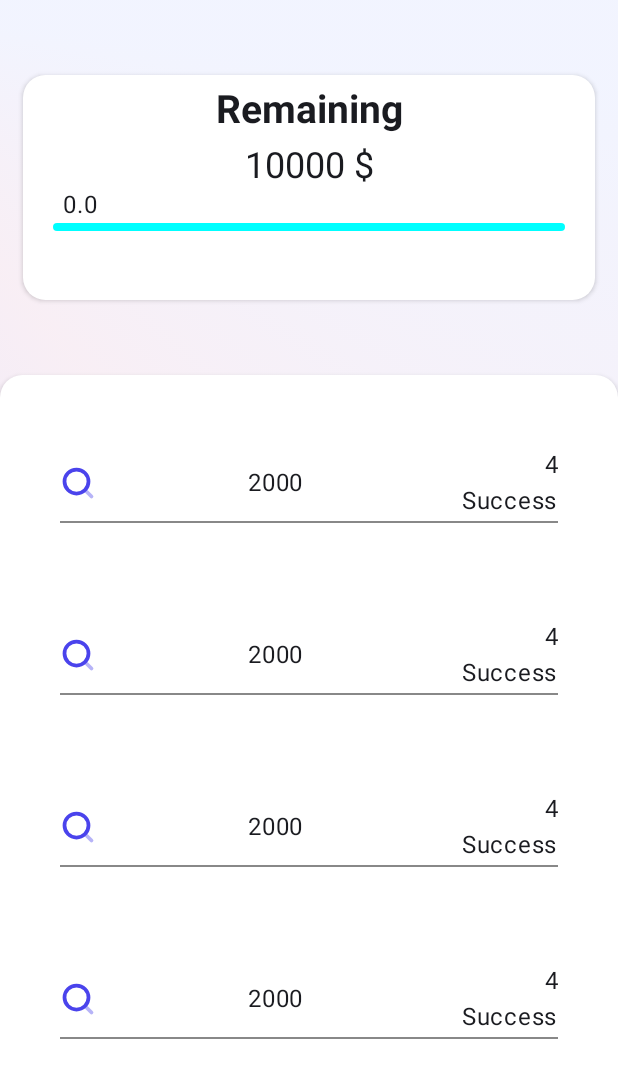
After one commit to ZaidSlimane/realEstateApplication, an Android app built with Jetpack Compose: the composable PaymentTransactionScreen shown on its own in the app's theme, on a phone screen of 412 x 824 dp. The commit adds this screen. Shown: the top 1078 px of the screen. Run offline under Robolectric (Android 15) with nearby library versions, the phone set to English and light mode, and no system bars.

Commit message:
TransactionPaymentScreen added

```diff
--- a/app/src/main/java/com/example/realestateapplication/MainActivity.kt
+++ b/app/src/main/java/com/example/realestateapplication/MainActivity.kt
@@ -3,7 +3,10 @@ package com.example.realestateapplication
 import android.os.Bundle
 import androidx.activity.ComponentActivity
 import androidx.activity.compose.setContent
+import com.example.realestateapplication.Presentation.Components.CustomProgressBar
+import com.example.realestateapplication.Presentation.PaymentTransactionScreen
 import com.example.realestateapplication.Presentation.PropertyDetailsScreen
+import com.example.realestateapplication.Presentation.Visualizer3DScreen
 import com.example.realestateapplication.Presentation.homeScreen
 import com.example.realestateapplication.ui.theme.RealEstateApplicationTheme
 
@@ -13,9 +16,12 @@ class MainActivity : ComponentActivity() {
     override fun onCreate(savedInstanceState: Bundle?) {
         super.onCreate(savedInstanceState)
         setContent {
-            PropertyDetailsScreen()
+
+          //  PropertyDetailsScreen()
             RealEstateApplicationTheme {
-                PropertyDetailsScreen()
+               PaymentTransactionScreen()
+              //  Visualizer3DScreen()
+               // PropertyDetailsScreen()
                // homeScreen(userName = "Zaid Slimane", onClick)
                 }
             }
--- /dev/null
+++ b/app/src/main/java/com/example/realestateapplication/Model/Transaction.kt
@@ -0,0 +1,10 @@
+package com.example.realestateapplication.Model
+
+import androidx.annotation.DrawableRes
+
+data class Transaction(
+    @DrawableRes val icon : Int,
+     val date : String,
+    val price : String,
+    val state  : String
+)
--- /dev/null
+++ b/app/src/main/java/com/example/realestateapplication/Presentation/3dVisualizer.kt
@@ -0,0 +1,33 @@
+package com.example.realestateapplication.Presentation
+
+import android.icu.text.Transliterator
+import androidx.compose.foundation.layout.fillMaxSize
+import androidx.compose.runtime.Composable
+import androidx.compose.ui.Modifier
+import io.github.sceneview.Scene
+import io.github.sceneview.math.Position
+import io.github.sceneview.node.ModelNode
+import io.github.sceneview.rememberEngine
+import io.github.sceneview.rememberEnvironmentLoader
+import io.github.sceneview.rememberModelLoader
+import io.github.sceneview.rememberNodes
+
+
+@Composable
+fun Visualizer3DScreen(){
+
+    val engine = rememberEngine()
+    val modelLoader = rememberModelLoader(engine)
+    val environmentLoader = rememberEnvironmentLoader(engine)
+    Scene(
+        modifier = Modifier.fillMaxSize(),
+        engine = engine,
+        modelLoader = modelLoader,
+        childNodes = rememberNodes {
+            add(ModelNode(modelLoader.createModelInstance("")).apply {
+                // Move the node 4 units in Camera front direction
+                position = Position(z = -3.0f, x = 0.0f, y = -1.0f)
+            })
+        }
+    )
+}
--- a/app/src/main/java/com/example/realestateapplication/Presentation/BottomNavigationBar.kt
+++ /dev/null
@@ -1,19 +0,0 @@
-package com.example.realestateapplication.Presentation
-
-import android.graphics.drawable.Icon
-import androidx.compose.material3.Icon
-import androidx.compose.material3.IconButton
-import androidx.compose.runtime.Composable
-import androidx.compose.ui.res.painterResource
-import androidx.compose.ui.tooling.preview.Preview
-import kotlinx.coroutines.selects.select
-
-
-
-@Composable
-fun navItem(item:Screen, isSelected: Boolean, onClick: () -> Unit){
-val iconId = item.selectedIcon
-    val iconAlpha = if(isSelected) 1f else 0.5f
-    IconButton(onClick = { onClick }) {
-    }
-}
--- /dev/null
+++ b/app/src/main/java/com/example/realestateapplication/Presentation/Components/BottomNavigationBar.kt
@@ -0,0 +1,14 @@
+package com.example.realestateapplication.Presentation.Components
+
+import androidx.compose.material3.IconButton
+import androidx.compose.runtime.Composable
+import com.example.realestateapplication.Presentation.Screen
+
+
+@Composable
+fun navItem(item: Screen, isSelected: Boolean, onClick: () -> Unit){
+val iconId = item.selectedIcon
+    val iconAlpha = if(isSelected) 1f else 0.5f
+    IconButton(onClick = { onClick }) {
+    }
+}
--- /dev/null
+++ b/app/src/main/java/com/example/realestateapplication/Presentation/Components/ProgressBar.kt
@@ -0,0 +1,104 @@
+package com.example.realestateapplication.Presentation.Components
+
+import androidx.compose.material3.Text
+import androidx.compose.ui.graphics.Color
+
+
+
+import android.widget.Toast
+import androidx.compose.animation.animateContentSize
+import androidx.compose.animation.core.LinearOutSlowInEasing
+import androidx.compose.animation.core.animateFloatAsState
+import androidx.compose.animation.core.tween
+import androidx.compose.foundation.background
+import androidx.compose.foundation.layout.*
+import androidx.compose.foundation.shape.RoundedCornerShape
+import androidx.compose.material3.Button
+import androidx.compose.material3.OutlinedButton
+import androidx.compose.runtime.*
+import androidx.compose.ui.Modifier
+import androidx.compose.ui.draw.clip
+import androidx.compose.ui.platform.LocalContext
+import androidx.compose.ui.unit.dp
+
+
+@Composable
+fun CustomProgressBar() {
+
+    val context = LocalContext.current
+    var totalAmount: Int by remember { mutableStateOf(0) }
+    var progress by remember { mutableStateOf(0f) }
+
+    /* to avoid the direct calculation of progress variable which is a Float
+     and it can sometimes cause problems like it shows 0.4 to 0.400004 so, here I have use
+     totalAmount and we will increase and decrease it and then convert it to progress(Float)
+     and then use that progress with our ProgressBar Width*/
+    when (totalAmount) {
+        0 -> progress = 0.0f
+        1 -> progress = 0.1f
+        2 -> progress = 0.2f
+        3 -> progress = 0.3f
+        4 -> progress = 0.4f
+        5 -> progress = 0.5f
+        6 -> progress = 0.6f
+        7 -> progress = 0.7f
+        8 -> progress = 0.8f
+        9 -> progress = 0.9f
+        10 -> progress = 1.0f
+    }
+
+    val size by animateFloatAsState(
+        targetValue = progress,
+        tween(
+            durationMillis = 100,
+            delayMillis = 100,
+            easing = LinearOutSlowInEasing
+        )
+    )
+
+    Column(
+        modifier = Modifier
+            .fillMaxSize()
+            .padding(horizontal = 20.dp)
+    ) {
+        // for the text above the progressBar
+        Row(
+            modifier = Modifier
+                .widthIn(min = 30.dp)
+                .fillMaxWidth(size),
+            horizontalArrangement = Arrangement.End
+        ) {
+            Text(text = "$progress")
+        }
+        // Progress Bar
+        Box(
+            modifier = Modifier
+                .fillMaxWidth()
+                .height(5.dp)
+        ) {
+            // for the background of the ProgressBar
+            Box(
+                modifier = Modifier
+                    .fillMaxSize()
+                    .clip(RoundedCornerShape(10.dp))
+                    .background(Color.Cyan)
+            )
+            // for the progress of the ProgressBar
+            Box(
+                modifier = Modifier
+                    .fillMaxWidth(size)
+                    .fillMaxHeight()
+                    .clip(RoundedCornerShape(9.dp))
+                    .background(Color.Blue)
+                    .animateContentSize()
+            )
+        }
+
+    }
+
+//    Use this when you want your progress bar should animate when you open your app
+//    LaunchedEffect(key1 = true) {
+//        totalAmount = 7
+//    }
+
+}
--- /dev/null
+++ b/app/src/main/java/com/example/realestateapplication/Presentation/PaymentTransactionScreen.kt
@@ -0,0 +1,172 @@
+package com.example.realestateapplication.Presentation
+
+import androidx.compose.foundation.Image
+import androidx.compose.foundation.background
+import androidx.compose.foundation.layout.Arrangement
+import androidx.compose.foundation.layout.Column
+import androidx.compose.foundation.layout.PaddingValues
+import androidx.compose.foundation.layout.Row
+import androidx.compose.foundation.layout.fillMaxHeight
+import androidx.compose.foundation.layout.fillMaxSize
+import androidx.compose.foundation.layout.fillMaxWidth
+import androidx.compose.foundation.layout.height
+import androidx.compose.foundation.layout.offset
+import androidx.compose.foundation.layout.padding
+import androidx.compose.foundation.lazy.LazyColumn
+import androidx.compose.foundation.shape.RoundedCornerShape
+import androidx.compose.material3.Card
+import androidx.compose.material3.CardDefaults
+import androidx.compose.material3.Divider
+import androidx.compose.material3.Text
+import androidx.compose.runtime.Composable
+import androidx.compose.ui.Alignment
+import androidx.compose.ui.Modifier
+import androidx.compose.ui.graphics.Color
+import androidx.compose.ui.res.painterResource
+import androidx.compose.ui.text.TextStyle
+import androidx.compose.ui.text.font.FontWeight
+import androidx.compose.ui.text.style.TextAlign
+import androidx.compose.ui.unit.dp
+import androidx.compose.ui.unit.sp
+import com.example.realestateapplication.Model.Proprety
+import com.example.realestateapplication.Model.Transaction
+import com.example.realestateapplication.Presentation.Components.CustomProgressBar
+import com.example.realestateapplication.R
+
+val transaction1 = Transaction(R.drawable.search, "2000", "4", "1")
+val transaction2 = Transaction(R.drawable.search, "2000", "4", "1")
+val transaction3 = Transaction(R.drawable.search, "2000", "4", "1")
+val transaction4 = Transaction(R.drawable.search, "2000", "4", "1")
+
+val transactionDataSample: ArrayList<Transaction> = arrayListOf(transaction1, transaction2, transaction3, transaction4)
+@Composable
+fun PaymentTransactionScreen(){
+
+    Column(horizontalAlignment = Alignment.CenterHorizontally,
+        modifier = Modifier
+            .fillMaxSize()
+            .background(SweepGradientExample())
+           ) {
+
+        Card(modifier = Modifier
+            .padding(horizontal = 15.dp)
+            .padding(top = 50.dp)
+            .fillMaxWidth()
+            .height(150.dp),
+            colors = CardDefaults.cardColors(
+                containerColor = Color.White),
+            shape = RoundedCornerShape(15.dp),
+            elevation = CardDefaults.cardElevation(
+                defaultElevation = 2.dp,
+            )
+        ){
+
+            Column(horizontalAlignment = Alignment.CenterHorizontally,
+                modifier = Modifier
+                    .fillMaxSize()
+                ) {
+
+                Text("Remaining",
+                    style = TextStyle(
+                        fontSize = 26.sp,
+                        fontWeight = FontWeight.Bold,
+                    ),
+                    modifier = Modifier
+                        .padding(top = 8.dp)
+                )
+
+                Text("10000 $",
+                    style = TextStyle(
+                        fontSize = 24.sp,
+                    ),
+                    modifier = Modifier
+                        .padding(top = 8.dp)
+                )
+                CustomProgressBar()
+            }
+
+        }
+
+        Card(modifier = Modifier
+            .align(Alignment.Start)
+            .padding(top = 50.dp)
+            .fillMaxHeight(1.0f)
+            .fillMaxWidth()
+            .height(150.dp),
+            colors = CardDefaults.cardColors(
+                containerColor = Color.White),
+            shape = RoundedCornerShape(topStart = 15.dp,
+                topEnd = 15.dp),
+            elevation = CardDefaults.cardElevation(
+                defaultElevation = 2.dp,
+            )
+        ){
+            TrasactionsList(transactionDataSample)
+        }
+    }
+
+
+
+
+}
+
+
+@Composable
+private fun TrasactionsList(transaction : ArrayList<Transaction>){
+        LazyColumn(
+            modifier = Modifier
+                .fillMaxWidth()
+                .padding(16.dp),
+            contentPadding = PaddingValues(horizontal = 8.dp)
+        ) {
+            items(transaction.size) { index ->
+                TransactionItem(transaction[index])
+            }
+        }
+    }
+
+
+@Composable
+private fun TransactionItem(transaction: Transaction) {
+
+    Column (
+        Modifier
+            .fillMaxWidth()
+            .padding(
+                horizontal = 16.dp,
+                vertical = 32.dp
+            ),
+        ){
+
+        Row(
+            modifier = Modifier
+                .fillMaxWidth()
+            ,
+            horizontalArrangement = Arrangement.SpaceBetween,
+            verticalAlignment = Alignment.CenterVertically
+        ) {
+
+            Image(
+                painter = painterResource(id = transaction.icon),
+                contentDescription = null, // contentDescription can be added based on your needs
+            )
+            Text(
+                text = transaction.date,
+            )
+            Column(horizontalAlignment = Alignment.End) {
+                Text(
+                    text = transaction.price,
+                    textAlign = TextAlign.End
+                )
+
+                Text(text = " Success")
+            }
+        }
+        Divider(color = Color.Gray,
+            thickness = 1.dp,
+            modifier = Modifier
+                .padding(
+                    top = 1.2.dp))
+    }
+
+}
```
Also changed, not shown: app/build.gradle.kts (+8 -3 lines), build.gradle.kts (+11 -1 lines), gradle/wrapper/gradle-wrapper.properties, 3 other files.
